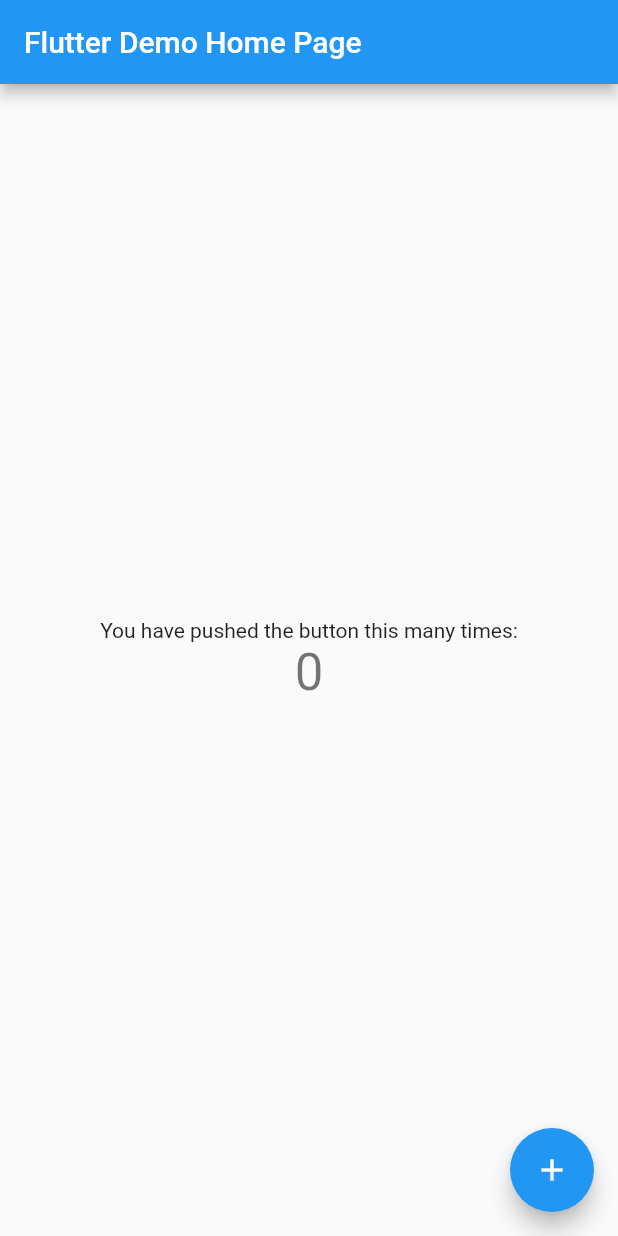
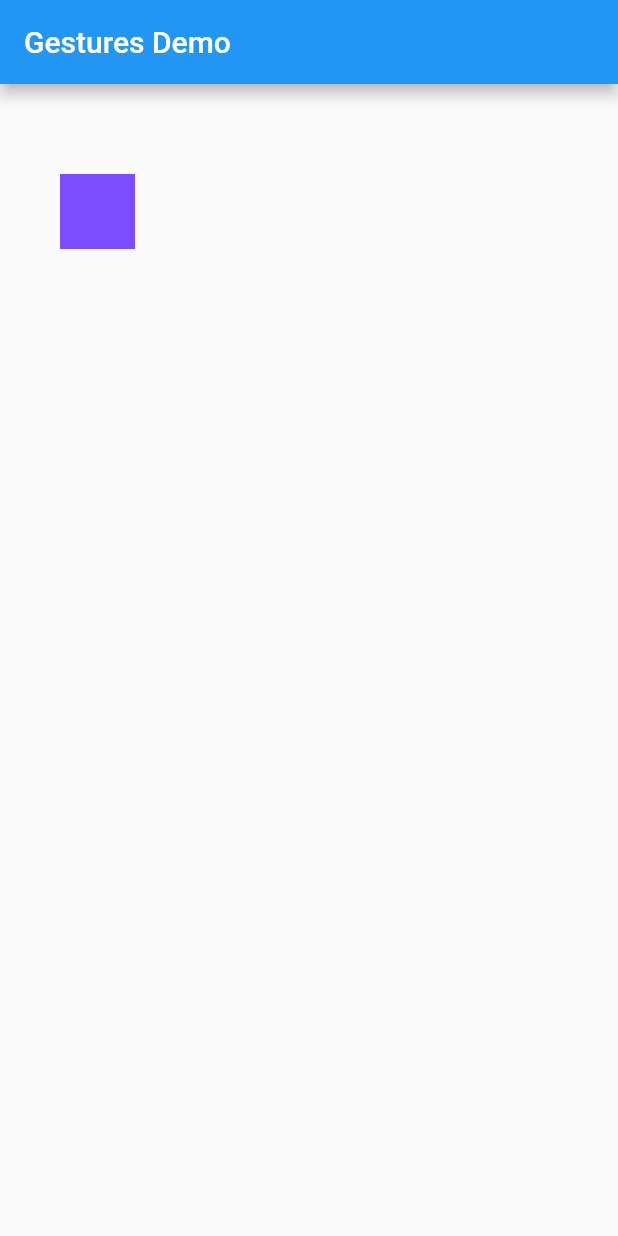
Before and after one commit to boranpek/flutter-training, a Flutter app: the screen it shows after launch, on a phone screen of 412 x 824 dp. Run offline on Flutter 3.47's test engine with Material 2 defaults, Android fonts, the phone set to English and light mode, and no system bars.

Commit message:
create project template

```diff
--- a/gestures_demo/lib/main.dart
+++ b/gestures_demo/lib/main.dart
@@ -3,109 +3,50 @@ import 'package:flutter/material.dart';
 void main() => runApp(MyApp());
 
 class MyApp extends StatelessWidget {
-  // This widget is the root of your application.
+
   @override
   Widget build(BuildContext context) {
     return MaterialApp(
       title: 'Flutter Demo',
       theme: ThemeData(
-        // This is the theme of your application.
-        //
-        // Try running your application with "flutter run". You'll see the
-        // application has a blue toolbar. Then, without quitting the app, try
-        // changing the primarySwatch below to Colors.green and then invoke
-        // "hot reload" (press "r" in the console where you ran "flutter run",
-        // or simply save your changes to "hot reload" in a Flutter IDE).
-        // Notice that the counter didn't reset back to zero; the application
-        // is not restarted.
+
         primarySwatch: Colors.blue,
       ),
-      home: MyHomePage(title: 'Flutter Demo Home Page'),
+      home: MyHomePage(),
     );
   }
 }
 
 class MyHomePage extends StatefulWidget {
-  MyHomePage({Key key, this.title}) : super(key: key);
-
-  // This widget is the home page of your application. It is stateful, meaning
-  // that it has a State object (defined below) that contains fields that affect
-  // how it looks.
-
-  // This class is the configuration for the state. It holds the values (in this
-  // case the title) provided by the parent (in this case the App widget) and
-  // used by the build method of the State. Fields in a Widget subclass are
-  // always marked "final".
-
-  final String title;
 
   @override
   _MyHomePageState createState() => _MyHomePageState();
 }
 
 class _MyHomePageState extends State<MyHomePage> {
-  int _counter = 0;
+  @override
+  Widget build(BuildContext context) {
 
-  void _incrementCounter() {
-    setState(() {
-      // This call to setState tells the Flutter framework that something has
-      // changed in this State, which causes it to rerun the build method below
-      // so that the display can reflect the updated values. If we changed
-      // _counter without calling setState(), then the build method would not be
-      // called again, and so nothing would appear to happen.
-      _counter++;
-    });
+    return Scaffold(
+      appBar: AppBar(
+        title: Text("Gestures Demo"),
+      ),
+      body: Stack(
+        children: <Widget>[
+          Positioned(
+            left: 40.0,
+            top: 60.0,
+            child: Container(
+              width: 50.0,
+              height: 50.0,
+              decoration: BoxDecoration(
+                color: Colors.deepPurpleAccent
+              ),
+            ),
+          )
+        ],
+      ),
+    );
   }
 
-  @override
-  Widget build(BuildContext context) {
-    // This method is rerun every time setState is called, for instance as done
-    // by the _incrementCounter method above.
-    //
-    // The Flutter framework has been optimized to make rerunning build methods
-    // fast, so that you can just rebuild anything that needs updating rather
-    // than having to individually change instances of widgets.
-    return Scaffold(
-      appBar: AppBar(
-        // Here we take the value from the MyHomePage object that was created by
-        // the App.build method, and use it to set our appbar title.
-        title: Text(widget.title),
-      ),
-      body: Center(
-        // Center is a layout widget. It takes a single child and positions it
-        // in the middle of the parent.
-        child: Column(
-          // Column is also layout widget. It takes a list of children and
-          // arranges them vertically. By default, it sizes itself to fit its
-          // children horizontally, and tries to be as tall as its parent.
-          //
-          // Invoke "debug painting" (press "p" in the console, choose the
-          // "Toggle Debug Paint" action from the Flutter Inspector in Android
-          // Studio, or the "Toggle Debug Paint" command in Visual Studio Code)
-          // to see the wireframe for each widget.
-          //
-          // Column has various properties to control how it sizes itself and
-          // how it positions its children. Here we use mainAxisAlignment to
-          // center the children vertically; the main axis here is the vertical
-          // axis because Columns are vertical (the cross axis would be
-          // horizontal).
-          mainAxisAlignment: MainAxisAlignment.center,
-          children: <Widget>[
-            Text(
-              'You have pushed the button this many times:',
-            ),
-            Text(
-              '$_counter',
-              style: Theme.of(context).textTheme.display1,
-            ),
-          ],
-        ),
-      ),
-      floatingActionButton: FloatingActionButton(
-        onPressed: _incrementCounter,
-        tooltip: 'Increment',
-        child: Icon(Icons.add),
-      ), // This trailing comma makes auto-formatting nicer for build methods.
-    );
-  }
 }
```
